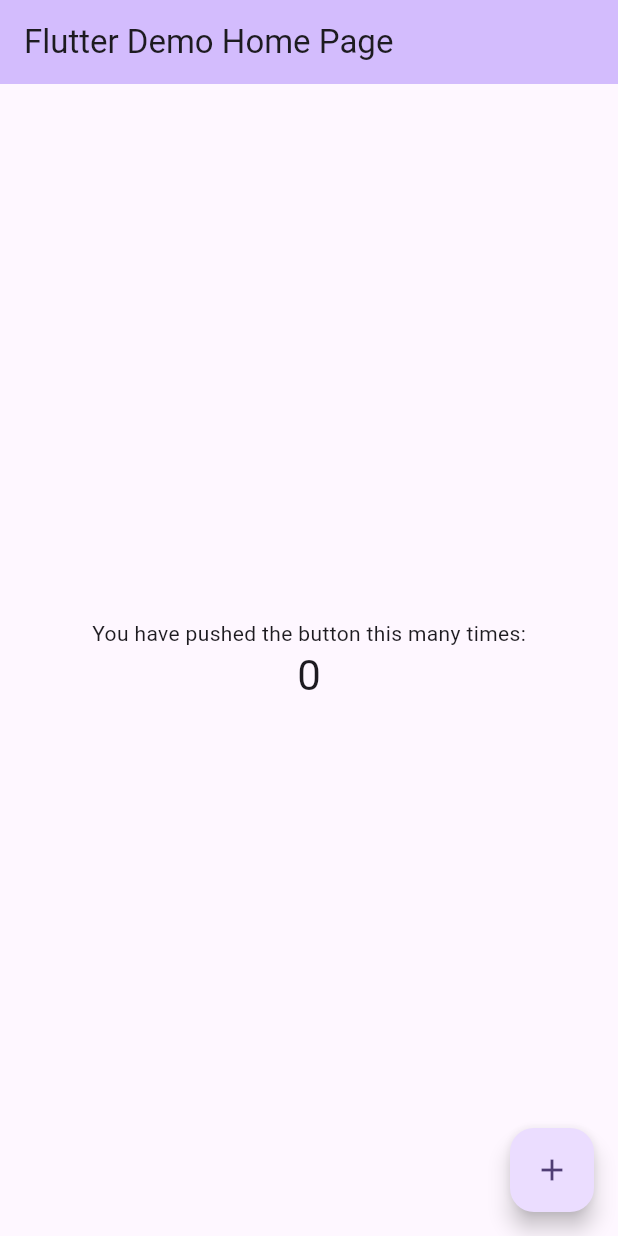
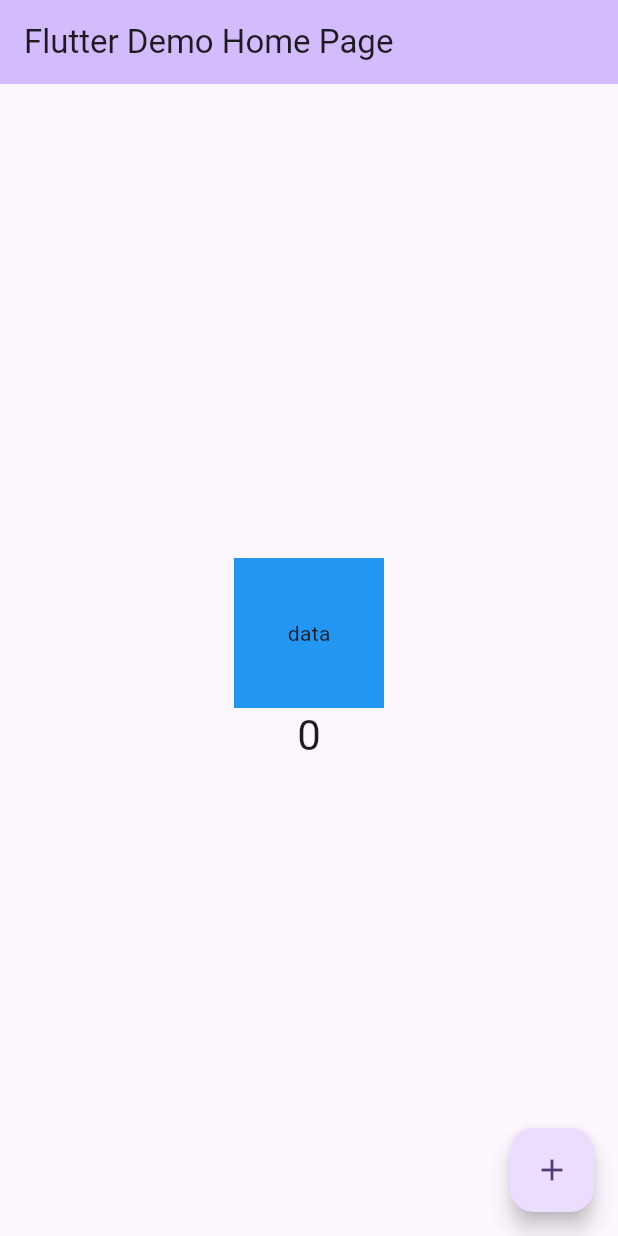
Before and after one commit to MitchellRyrie-evanBuck/flutter_package_self_custom_style, a Flutter app: the screen it shows after launch, on a phone screen of 412 x 824 dp. Run offline on Flutter 3.47's test engine with Material 3 defaults, Android fonts, the phone set to English and light mode, and no system bars.

Commit message:
feat: Create import

```diff
--- a/example/lib/main.dart
+++ b/example/lib/main.dart
@@ -1,4 +1,5 @@
 import 'package:flutter/material.dart';
+import 'package:flutter_package_self_custom_style/flutter_package_self_custom_style.dart';
 
 void main() {
   runApp(const MyApp());
@@ -13,21 +14,6 @@ class MyApp extends StatelessWidget {
     return MaterialApp(
       title: 'Flutter Demo',
       theme: ThemeData(
-        // This is the theme of your application.
-        //
-        // TRY THIS: Try running your application with "flutter run". You'll see
-        // the application has a purple toolbar. Then, without quitting the app,
-        // try changing the seedColor in the colorScheme below to Colors.green
-        // and then invoke "hot reload" (save your changes or press the "hot
-        // reload" button in a Flutter-supported IDE, or press "r" if you used
-        // the command line to start the app).
-        //
-        // Notice that the counter didn't reset back to zero; the application
-        // state is not lost during the reload. To reset the state, use hot
-        // restart instead.
-        //
-        // This works for code too, not just values: Most code changes can be
-        // tested with just a hot reload.
         colorScheme: ColorScheme.fromSeed(seedColor: Colors.deepPurple),
         useMaterial3: true,
       ),
@@ -38,16 +24,6 @@ class MyApp extends StatelessWidget {
 
 class MyHomePage extends StatefulWidget {
   const MyHomePage({super.key, required this.title});
-
-  // This widget is the home page of your application. It is stateful, meaning
-  // that it has a State object (defined below) that contains fields that affect
-  // how it looks.
-
-  // This class is the configuration for the state. It holds the values (in this
-  // case the title) provided by the parent (in this case the App widget) and
-  // used by the build method of the State. Fields in a Widget subclass are
-  // always marked "final".
-
   final String title;
 
   @override
@@ -59,55 +35,22 @@ class _MyHomePageState extends State<MyHomePage> {
 
   void _incrementCounter() {
     setState(() {
-      // This call to setState tells the Flutter framework that something has
-      // changed in this State, which causes it to rerun the build method below
-      // so that the display can reflect the updated values. If we changed
-      // _counter without calling setState(), then the build method would not be
-      // called again, and so nothing would appear to happen.
       _counter++;
     });
   }
 
   @override
   Widget build(BuildContext context) {
-    // This method is rerun every time setState is called, for instance as done
-    // by the _incrementCounter method above.
-    //
-    // The Flutter framework has been optimized to make rerunning build methods
-    // fast, so that you can just rebuild anything that needs updating rather
-    // than having to individually change instances of widgets.
     return Scaffold(
       appBar: AppBar(
-        // TRY THIS: Try changing the color here to a specific color (to
-        // Colors.amber, perhaps?) and trigger a hot reload to see the AppBar
-        // change color while the other colors stay the same.
         backgroundColor: Theme.of(context).colorScheme.inversePrimary,
-        // Here we take the value from the MyHomePage object that was created by
-        // the App.build method, and use it to set our appbar title.
         title: Text(widget.title),
       ),
       body: Center(
-        // Center is a layout widget. It takes a single child and positions it
-        // in the middle of the parent.
         child: Column(
-          // Column is also a layout widget. It takes a list of children and
-          // arranges them vertically. By default, it sizes itself to fit its
-          // children horizontally, and tries to be as tall as its parent.
-          //
-          // Column has various properties to control how it sizes itself and
-          // how it positions its children. Here we use mainAxisAlignment to
-          // center the children vertically; the main axis here is the vertical
-          // axis because Columns are vertical (the cross axis would be
-          // horizontal).
-          //
-          // TRY THIS: Invoke "debug painting" (choose the "Toggle Debug Paint"
-          // action in the IDE, or press "p" in the console), to see the
-          // wireframe for each widget.
           mainAxisAlignment: MainAxisAlignment.center,
           children: <Widget>[
-            const Text(
-              'You have pushed the button this many times:',
-            ),
+            StyleWidget(),
             Text(
               '$_counter',
               style: Theme.of(context).textTheme.headlineMedium,
@@ -119,7 +62,7 @@ class _MyHomePageState extends State<MyHomePage> {
         onPressed: _incrementCounter,
         tooltip: 'Increment',
         child: const Icon(Icons.add),
-      ), // This trailing comma makes auto-formatting nicer for build methods.
+      ),
     );
   }
 }
--- a/lib/flutter_package_self_custom_style.dart
+++ b/lib/flutter_package_self_custom_style.dart
@@ -1,7 +1,20 @@
 library flutter_package_self_custom_style;
 
-/// A Calculator.
-class Calculator {
-  /// Returns [value] plus 1.
-  int addOne(int value) => value + 1;
+import 'package:flutter/material.dart';
+
+class StyleWidget extends StatelessWidget {
+  const StyleWidget({
+    super.key,
+  });
+
+  @override
+  Widget build(BuildContext context) {
+    return Container(
+      color: Colors.blue,
+      width: 100,
+      height: 100,
+      alignment: Alignment.center,
+      child: const Text("data"),
+    );
+  }
 }
```
